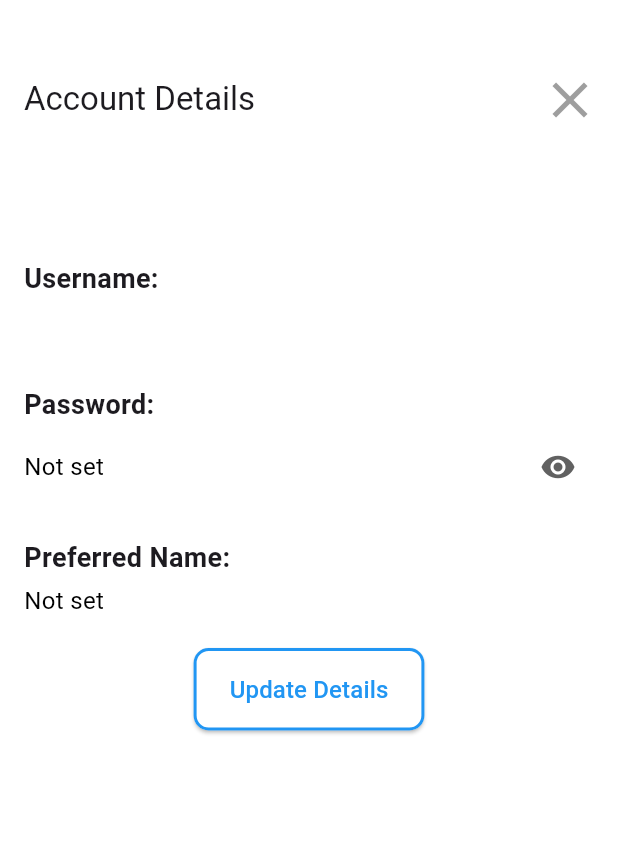
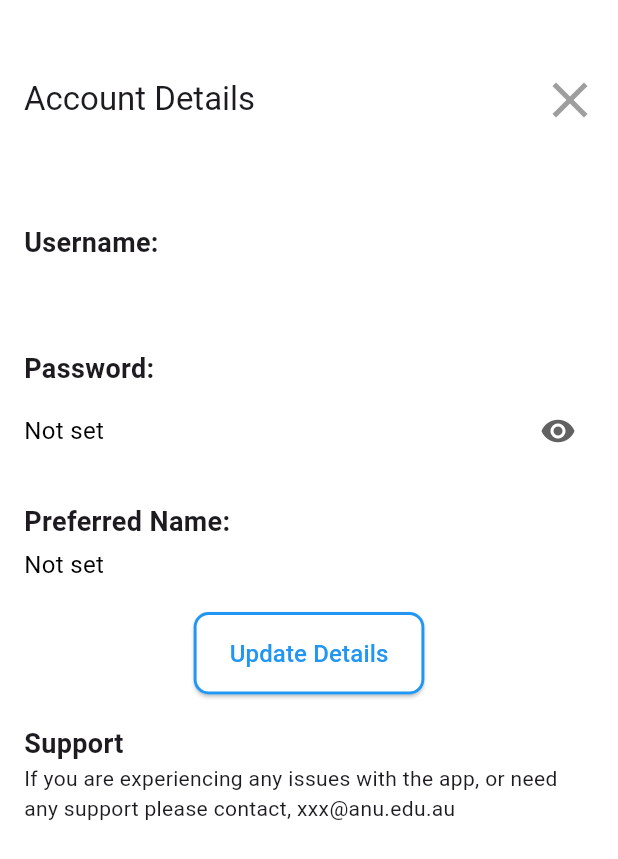
Before and after one commit to anusii/msfatigue, a Flutter app: the PersonalSettings screen opened directly, on a phone screen of 412 x 824 dp. Shown: the top 859 px of the screen. Run offline on Flutter 3.47's test engine with Material 3 defaults, Android fonts, the phone set to English and light mode, and no system bars; our stand-ins replace equatable, flutter_bloc, flutter_markdown, gap, package_info_plus, shared_preferences and 1 more; missing offline and left inert: markdown_tooltip, rdflib, solidpod, window_manager; accounts and stored records are empty.

Commit message:
add support text

```diff
--- a/lib/widgets/page/personal_settings.dart
+++ b/lib/widgets/page/personal_settings.dart
@@ -147,14 +147,6 @@ class _PersonalSettingsState extends State<PersonalSettings> {
     }
   }
 
-  /// Basic capitalization for single-part name.
-
-  String formatPreferredName(String name) {
-    if (name.isEmpty) return name;
-    if (name.length == 1) return name.toUpperCase();
-    return name[0].toUpperCase() + name.substring(1).toLowerCase();
-  }
-
   @override
   Widget build(BuildContext context) {
     final bool allCredentialsPresent =
@@ -210,7 +202,6 @@ class _PersonalSettingsState extends State<PersonalSettings> {
             child: Column(
               crossAxisAlignment: CrossAxisAlignment.start,
               children: [
-                const SizedBox(height: 24),
                 const Text(
                   "Username:",
                   style: TextStyle(fontSize: 18, fontWeight: FontWeight.bold),
@@ -306,6 +297,15 @@ class _PersonalSettingsState extends State<PersonalSettings> {
                     ),
                   ],
                 ),
+                SizedBox(
+                  height: 20,
+                ),
+                Text(
+                  'Support',
+                  style: TextStyle(fontSize: 18, fontWeight: FontWeight.bold),
+                ),
+                Text(
+                    'If you are experiencing any issues with the app, or need any support please contact, xxx@anu.edu.au'),
               ],
             ),
           ),
```
